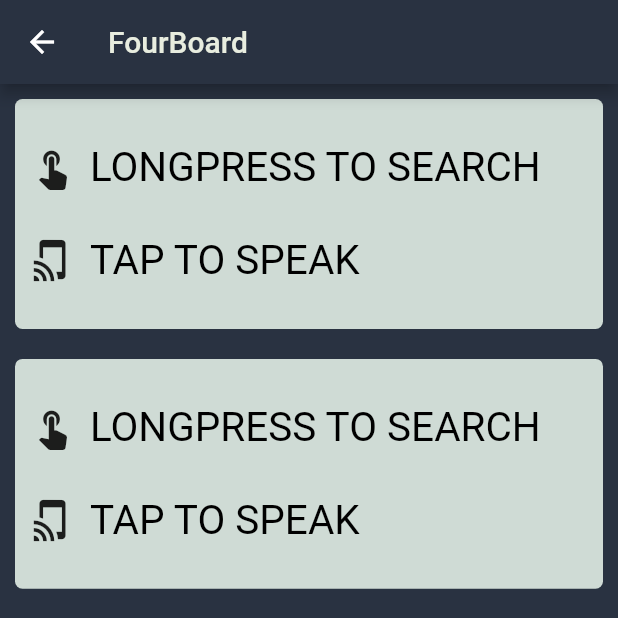
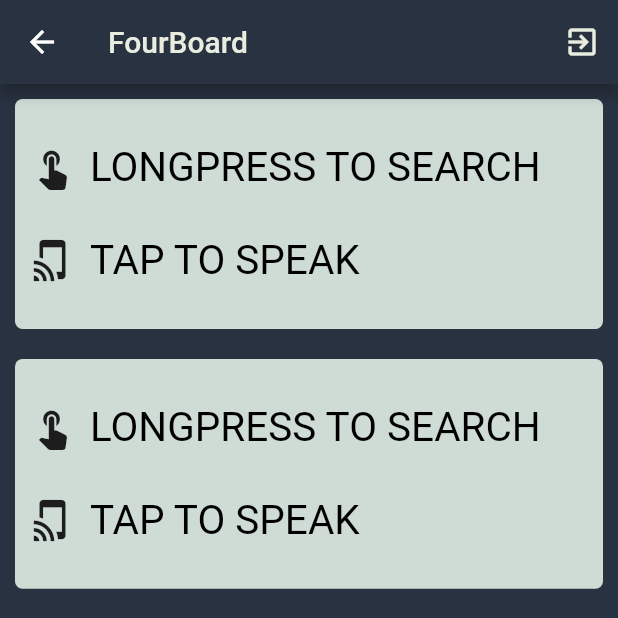
Before and after one commit to leahwho/swiftchat, a Flutter app: the FourBoard screen opened by its route, on a phone screen of 412 x 824 dp, the top half of it. Run offline on Flutter 3.47's test engine with Material 2 defaults, Android fonts, the phone set to English and light mode, and no system bars; our stand-ins replace google_fonts; missing offline and left inert: flutter_boom_menu.

Commit message:
adds logout button that is not yet functional

```diff
--- a/lib/app_bar.dart
+++ b/lib/app_bar.dart
@@ -16,6 +16,19 @@ class SwiftAppBar extends StatelessWidget implements PreferredSizeWidget {
           color: Color(0xFFe8eddf),
         ),
       ),
+      actions: <Widget>[
+        IconButton(
+          icon: Icon(
+            Icons.exit_to_app,
+            color: Color(0xFFe8eddf),
+          ),
+          onPressed: null,
+          // onPressed: () {
+          //   _auth.signOut(),
+          //   Navigator.pop(context);
+          // },
+        ),
+      ],
       backgroundColor: Color(0xFF293241),
     );
   }
```
